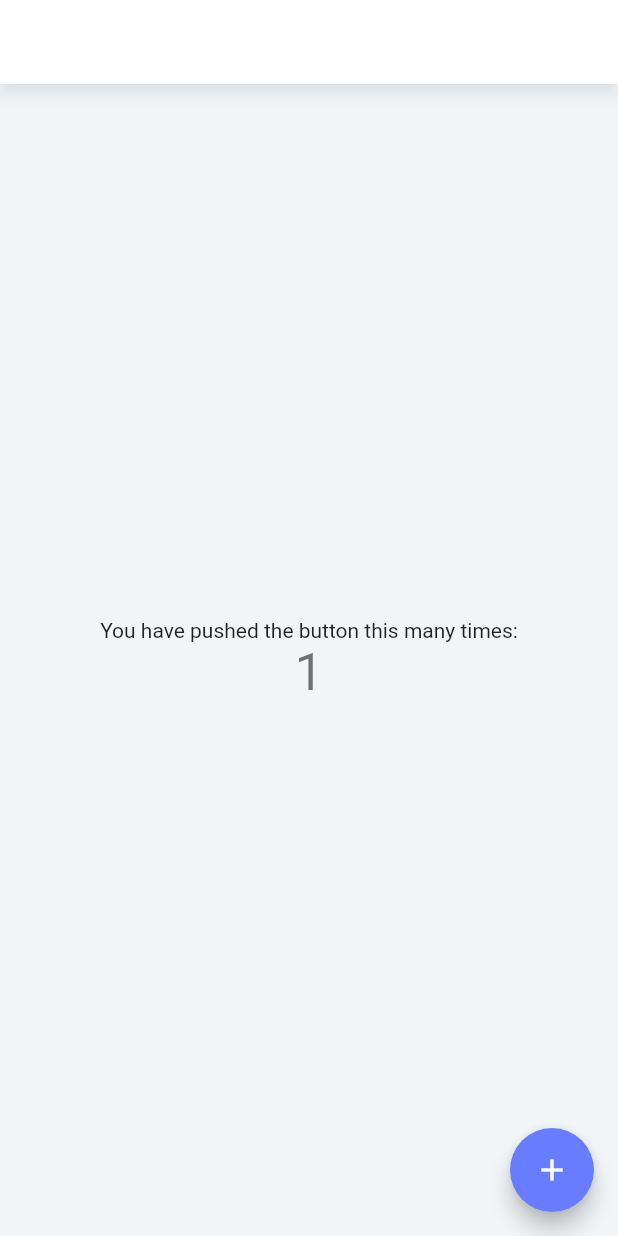
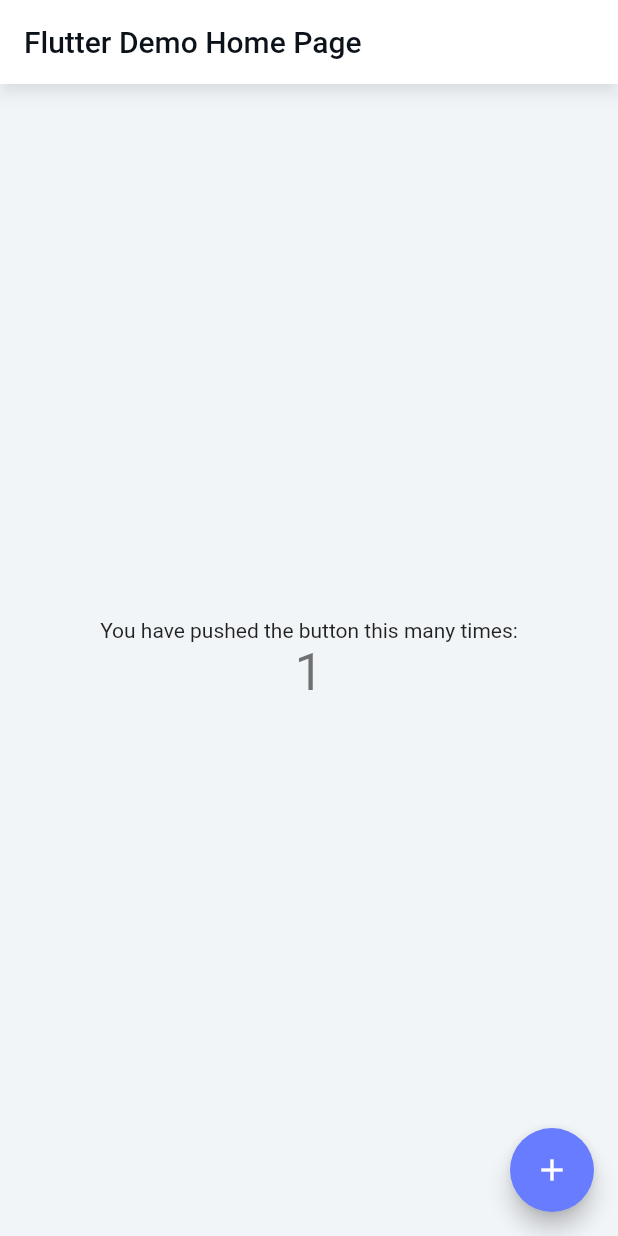
Before and after one commit to JonathanPeterCole/Flutter-Experiments, a Flutter app: the screen it shows after launch, after a tap on the "add" icon, on a phone screen of 412 x 824 dp. Run offline on Flutter 3.47's test engine with Material 2 defaults, Android fonts, the phone set to English and light mode, and no system bars; our stand-ins replace get_it.

Commit message:
Move navigation color to Flutter code

```diff
--- a/lib/app.dart
+++ b/lib/app.dart
@@ -5,9 +5,15 @@ import 'package:flutter_experiments/theme/custom-theme.dart';
 import 'package:get_it/get_it.dart';
 
 Future<void> init(Environment env) async {
-    // Prepare GetIt service locator
+  // Prepare GetIt service locator
   final getIt = GetIt.instance;
   getIt.registerSingleton<Environment>(env);
+
+  // Set transparent status bar (the overlay style is also set when the app rebuilds, but using an
+  // AppBar seems to override the status bar color unless it is also set here)
+  SystemChrome.setSystemUIOverlayStyle(SystemUiOverlayStyle(
+    statusBarColor: Colors.transparent,
+  ));
 
   // Start the app
   runApp(MyApp());
@@ -16,10 +22,6 @@ Future<void> init(Environment env) async {
 class MyApp extends StatelessWidget {
   @override
   Widget build(BuildContext context) {
-    SystemChrome.setSystemUIOverlayStyle(SystemUiOverlayStyle(
-      statusBarColor: Colors.transparent,
-    ));
-
     return MaterialApp(
       title: 'Flutter Experiments',
       theme: CustomTheme.themeLight.materialTheme,
@@ -27,16 +29,19 @@ class MyApp extends StatelessWidget {
       builder: (context, child) {
         // Get the platform brightness
         final Brightness platformBrightness = MediaQuery.platformBrightnessOf(context);
-        // Set transparent status bar
+        final Brightness inverseBrightness = platformBrightness == Brightness.light
+            ? Brightness.dark
+            : Brightness.light;
+        // Set the overlay styles
         return AnnotatedRegion<SystemUiOverlayStyle>(
           child: child,
           value: SystemUiOverlayStyle(
             statusBarColor: Colors.transparent,
             statusBarBrightness: platformBrightness,
-            statusBarIconBrightness: platformBrightness == Brightness.light
-              ? Brightness.dark
-              : Brightness.light
-          )
+            statusBarIconBrightness: inverseBrightness,
+            systemNavigationBarColor: CustomTheme.brightness(platformBrightness).surface,
+            systemNavigationBarIconBrightness: inverseBrightness
+          ),
         );
       },
       home: MyHomePage(title: 'Flutter Demo Home Page'),
--- a/lib/theme/custom-palette.dart
+++ b/lib/theme/custom-palette.dart
@@ -31,6 +31,7 @@ class CustomPalette {
   ThemeData get materialTheme {
     // Get the default color scheme based on the brightness
     ColorScheme defaultColorScheme = brightness == Brightness.light ? ColorScheme.light() : ColorScheme.dark();
+    ThemeData defaultThemeData = brightness == Brightness.light ? ThemeData.light() : ThemeData.dark();
     // Create the theme data
     return ThemeData(
       brightness: brightness,
@@ -45,9 +46,14 @@ class CustomPalette {
       canvasColor: this.surface,
       cardColor: this.surface,
       splashColor: this.primary.withOpacity(0.1),
+      primaryTextTheme: defaultThemeData.textTheme.apply(
+        bodyColor: this.textPrimary,
+        displayColor: this.textPrimary,
+      ),
       appBarTheme: AppBarTheme(
         color: this.surface,
         shadowColor: this.shadow,
+        brightness: this.brightness,
       ),
       floatingActionButtonTheme: FloatingActionButtonThemeData(
         foregroundColor: this.buttonForeground,
```
Also changed, not shown: gallery/main.dart (+14 -5 lines), 2 other files.
